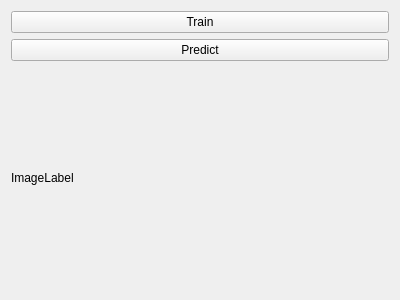
chriamue/ai_cam, file source/neuralnet/source/neuralnetwidget.ui: the form before one commit.
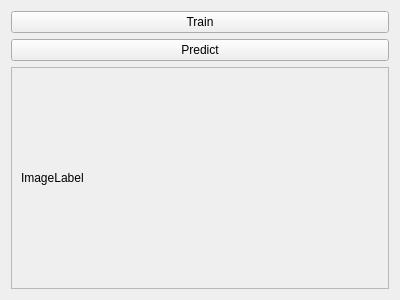
The form after the commit.

Diff of the .ui file:
```diff
--- a/source/neuralnet/source/neuralnetwidget.ui
+++ b/source/neuralnet/source/neuralnetwidget.ui
@@ -29,10 +29,29 @@
     </widget>
    </item>
    <item row="2" column="0">
+    <widget class="QScrollArea" name="scrollArea">
+     <property name="widgetResizable">
+      <bool>true</bool>
+     </property>
+     <widget class="QWidget" name="scrollAreaWidgetContents">
+      <property name="geometry">
+       <rect>
+        <x>0</x>
+        <y>0</y>
+        <width>362</width>
+        <height>152</height>
+       </rect>
+      </property>
+      <layout class="QGridLayout" name="gridLayout_2">
+       <item row="0" column="0">
     <widget class="QLabel" name="imageLabel">
      <property name="text">
       <string>ImageLabel</string>
      </property>
+        </widget>
+       </item>
+      </layout>
+     </widget>
     </widget>
    </item>
   </layout>
```
Lines whose indentation alone changed are shown as unchanged.
